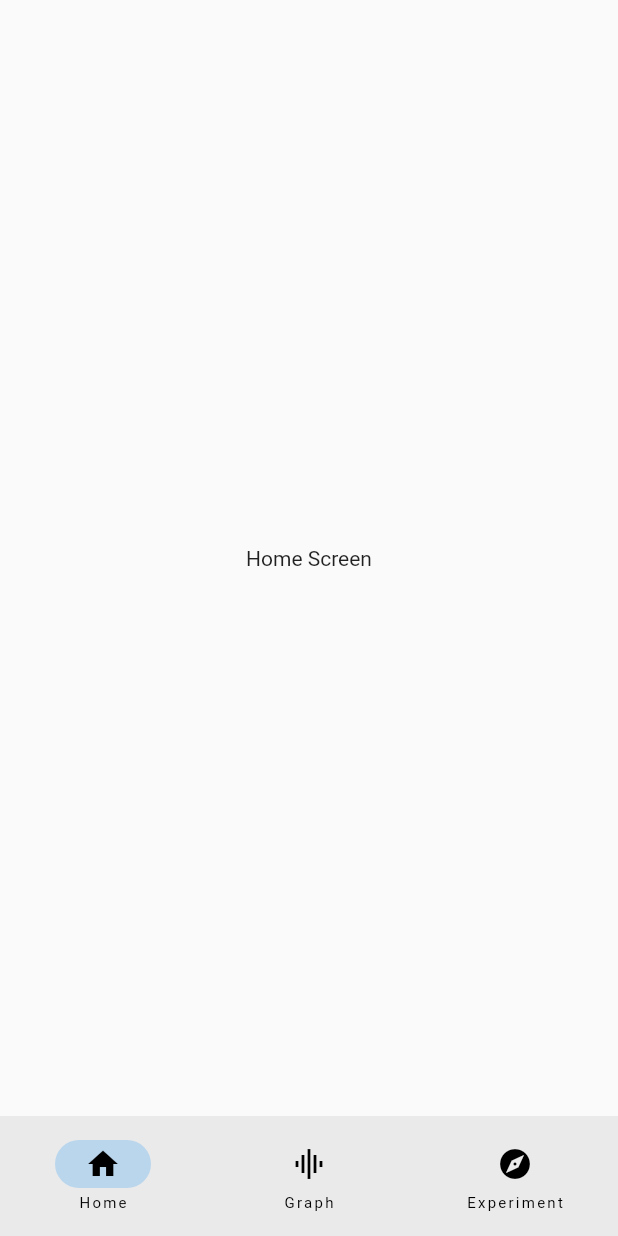
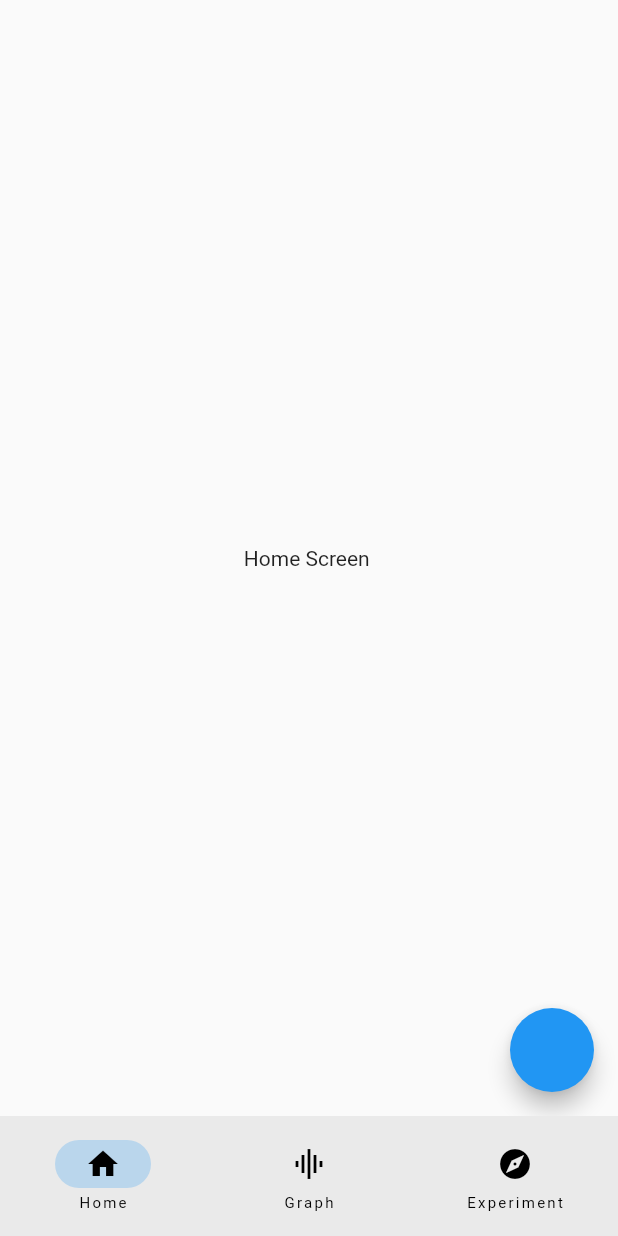
Before and after one commit to imrishuroy/Flutter-Dashboard-Demo, a Flutter app: the screen it shows after launch, on a phone screen of 412 x 824 dp. Run offline on Flutter 3.47's test engine with Material 2 defaults, Android fonts, the phone set to English and light mode, and no system bars; our stand-ins replace freezed_annotation, go_router, universal_platform.

Commit message:
Added Nested Navigation and Not Found Root

```diff
--- a/lib/configs/route_config.dart
+++ b/lib/configs/route_config.dart
@@ -2,29 +2,53 @@ import 'package:flutter/material.dart';
 import 'package:go_router/go_router.dart';
 
 import '/constants/route_constants.dart';
+import '/screens/details_screen.dart';
 import '/screens/experiment_screen.dart';
 import '/screens/graph_screen.dart';
 import '/screens/home_screen.dart';
 import '/screens/root_layout.dart';
 
+const _pageKey = ValueKey('_pageKey');
+const _scaffoldKey = ValueKey('_scaffoldKey');
+
 class RouteConfig {
-  static final route = GoRouter(
+  static final appRouter = GoRouter(
     routes: [
       GoRoute(
         name: RouteConstants.home,
         path: '/',
         pageBuilder: (context, state) => MaterialPage<void>(
+          key: _pageKey,
           child: RootLayout(
+            key: _scaffoldKey,
             currentIndex: 0,
             child: const HomeScreen(),
           ),
         ),
+        routes: [
+          GoRoute(
+            path: 'details/:id',
+            name: RouteConstants.detailsScreen,
+            pageBuilder: (context, state) => MaterialPage<void>(
+              key: state.pageKey,
+              child: RootLayout(
+                key: _scaffoldKey,
+                currentIndex: 0,
+                child: DetailsScreen(
+                  id: state.params['id'],
+                ),
+              ),
+            ),
+          )
+        ],
       ),
       GoRoute(
         name: RouteConstants.graphScreen,
         path: '/graph',
         pageBuilder: (context, state) => MaterialPage<void>(
+          key: _pageKey,
           child: RootLayout(
+            key: _scaffoldKey,
             currentIndex: 1,
             child: const GraphScreen(),
           ),
@@ -34,12 +58,22 @@ class RouteConfig {
         name: RouteConstants.experimentScreen,
         path: '/experiment',
         pageBuilder: (context, state) => MaterialPage<void>(
+          key: _pageKey,
           child: RootLayout(
+            key: _scaffoldKey,
             currentIndex: 2,
             child: const ExperimentScreen(),
           ),
         ),
       ),
     ],
+    errorPageBuilder: (context, state) => MaterialPage<void>(
+      key: state.pageKey,
+      child: Scaffold(
+        body: Center(
+          child: Text('Not Found'),
+        ),
+      ),
+    ),
   );
 }
--- a/lib/constants/route_constants.dart
+++ b/lib/constants/route_constants.dart
@@ -2,4 +2,5 @@ class RouteConstants {
   static const String home = '/';
   static const graphScreen = '/graph';
   static const experimentScreen = '/experiment';
+  static const detailsScreen = '/details';
 }
--- a/lib/main.dart
+++ b/lib/main.dart
@@ -13,7 +13,10 @@ class MyApp extends StatelessWidget {
   Widget build(BuildContext context) {
     return MaterialApp.router(
       debugShowCheckedModeBanner: false,
-      routerConfig: RouteConfig.route,
+      routerConfig: RouteConfig.appRouter,
+      //routeInformationParser: RouteConfig.appRouter.routeInformationParser,
+      // routeInformationProvider: RouteConfig.appRouter.routeInformationProvider,
+      //routerDelegate: RouteConfig.appRouter.routerDelegate,
     );
   }
 }
--- a/lib/screens/home_screen.dart
+++ b/lib/screens/home_screen.dart
@@ -1,4 +1,6 @@
+import 'package:dashboard_example/constants/route_constants.dart';
 import 'package:flutter/material.dart';
+import 'package:go_router/go_router.dart';
 
 class HomeScreen extends StatelessWidget {
   const HomeScreen({super.key});
@@ -6,8 +8,14 @@ class HomeScreen extends StatelessWidget {
   @override
   Widget build(BuildContext context) {
     return Scaffold(
+      floatingActionButton: FloatingActionButton(
+        onPressed: () => context.goNamed(
+          RouteConstants.detailsScreen,
+          params: {'id': '123'},
+        ),
+      ),
       body: Center(
-        child: Text('Home Screen'),
+        child: SelectableText('Home Screen'),
       ),
     );
   }
--- a/lib/widgets/adaptive_navigation.dart
+++ b/lib/widgets/adaptive_navigation.dart
@@ -25,11 +25,15 @@ class AdaptiveNavigation extends StatelessWidget {
             body: Row(
               children: [
                 NavigationRail(
+                  extended: constraints.maxWidth >= 800,
+                  minExtendedWidth: 180,
+                  minWidth: 58,
                   destinations: destinations
                       .map(
                         (item) => NavigationRailDestination(
                           icon: item.icon,
                           label: Text(item.label),
+                          // padding: EdgeInsets.zero,
                         ),
                       )
                       .toList(),
```
Also changed, not shown: lib/screens/details_screen.dart (added, +16 -0 lines).
